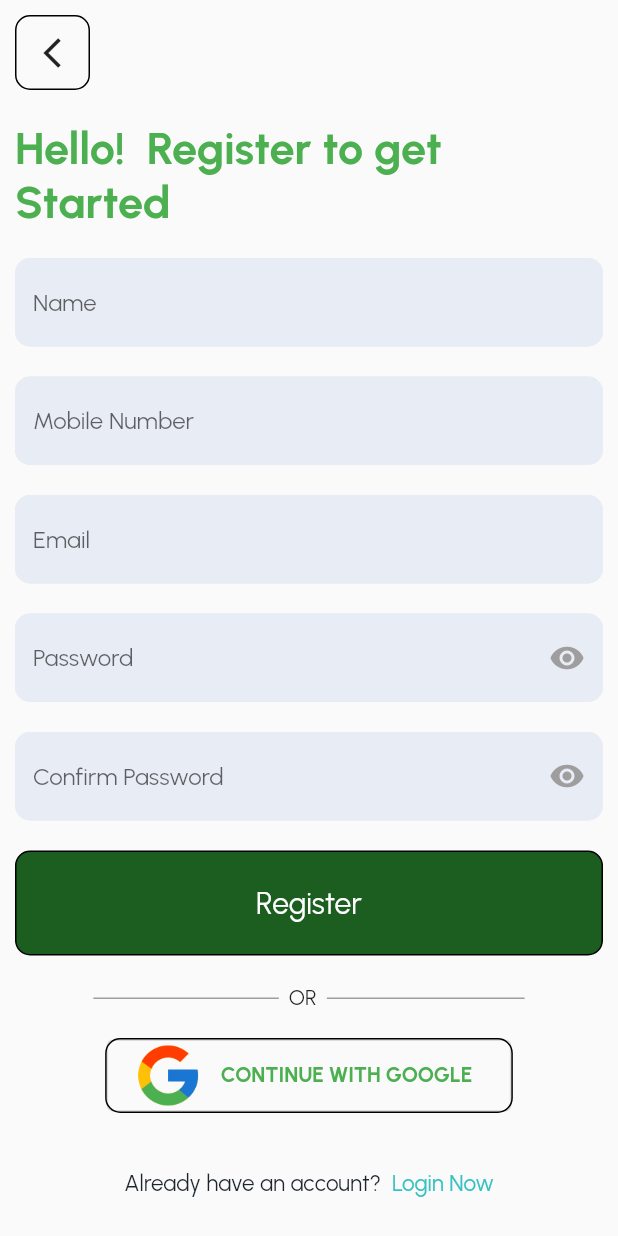
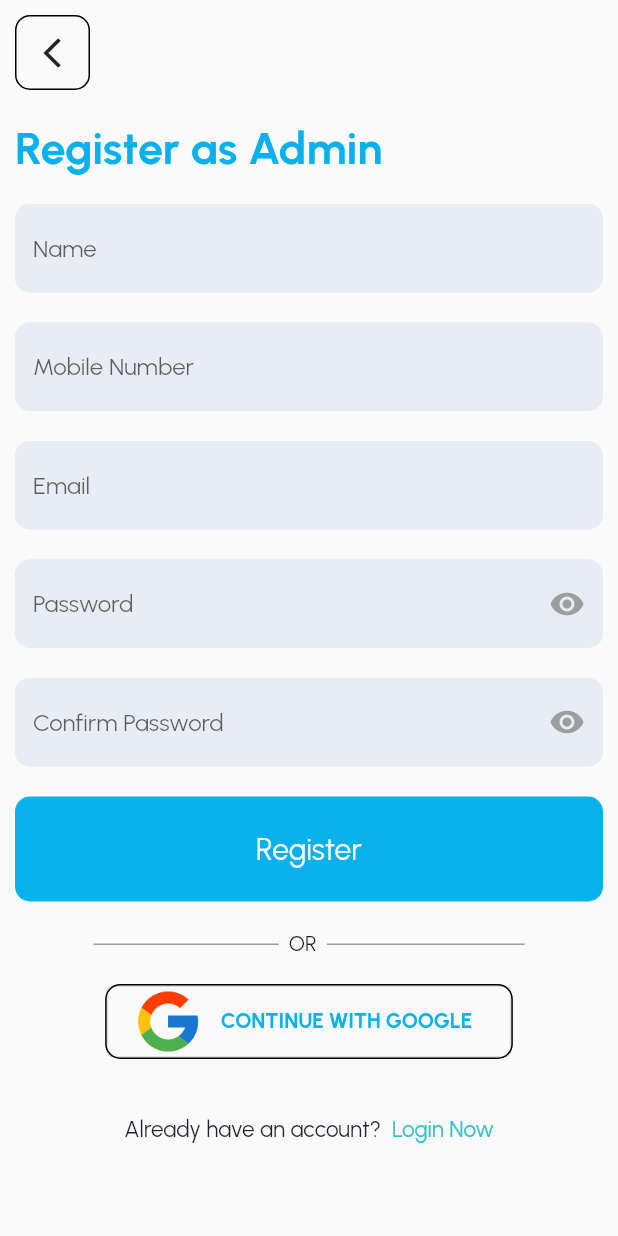
Before and after one commit to arishqureshi27/CashTrash-Admin, a Flutter app: the screen it shows after launch, after a tap on "Register", on a phone screen of 412 x 824 dp. Run offline on Flutter 3.47's test engine with Material 2 defaults, Android fonts, the phone set to English and light mode, and no system bars; our stand-ins replace firebase_auth, firebase_core, google_fonts, google_sign_in, lottie; accounts and stored records are empty.

Commit message:
second Commit

```diff
--- a/lib/main.dart
+++ b/lib/main.dart
@@ -22,7 +22,7 @@ class MyApp extends StatelessWidget {
   Widget build(BuildContext context) {
     return MaterialApp(
       debugShowCheckedModeBanner: false,
-      title: 'Flutter Demo',
+      title: 'Admin App',
       theme: ThemeData(
         textTheme: GoogleFonts.urbanistTextTheme(),
         primarySwatch: Colors.blue,
--- a/lib/screens/signup_signin/signup_screen.dart
+++ b/lib/screens/signup_signin/signup_screen.dart
@@ -48,11 +48,11 @@ class _SignUpScreenState extends State<SignUpScreen> {
                       }),
                 ),
               ),
-              const Padding(
+               Padding(
                 padding: EdgeInsets.all(10.0),
-                child: Text("Hello!  Register to get \nStarted",
+                child: Text("Register as Admin",
                     style: TextStyle(
-                      color: Colors.green,
+                      color: Color(0xFF09B1EC),
                       fontSize: 30,
                       fontWeight: FontWeight.bold,
                     )),
@@ -84,7 +84,7 @@ class _SignUpScreenState extends State<SignUpScreen> {
               ),
               CustomizedButton(
                 buttonText: "Register",
-                buttonColor: Colors.green.shade900,
+                buttonColor: Color(0xFF09B1EC),
                 textColor: Colors.white,
                 onPressed: () async {
                   try {
@@ -99,7 +99,7 @@ class _SignUpScreenState extends State<SignUpScreen> {
                                       Navigator.pop(context);
                                     },
                                     style: ElevatedButton.styleFrom(
-                                        backgroundColor: Colors.green[400]),
+                                        backgroundColor: Color(0xFF09B1EC)),
                                     child: const Text('OK'))
                               ],
                             ));
@@ -180,7 +180,7 @@ class _SignUpScreenState extends State<SignUpScreen> {
                                   style: TextStyle(
                                     fontSize: 14.0,
                                     fontWeight: FontWeight.bold,
-                                    color: Colors.green,
+                                    color: Color(0xFF09B1EC),
                                   ),
                                 ),
                               ),
--- a/lib/screens/signup_signin/welcome_screen.dart
+++ b/lib/screens/signup_signin/welcome_screen.dart
@@ -13,7 +13,7 @@ class WelcomeScreen extends StatelessWidget {
           height: MediaQuery.of(context).size.height,
           width: double.infinity,
           decoration: const BoxDecoration(
-              image: DecorationImage(image: AssetImage("assets/bg1.jpg"))),
+              image: DecorationImage(image: AssetImage("ct_bgAdmin.png"))),
           child: Column(
             mainAxisAlignment: MainAxisAlignment.end,
             children: [
@@ -25,8 +25,8 @@ class WelcomeScreen extends StatelessWidget {
               ),
               const SizedBox(height: 150),
               CustomizedButton(
-                buttonText: "Login",
-                buttonColor: Colors.green.shade900,
+                buttonText: "Login as Admin",
+                buttonColor: Color(0xFF09B1EC),
                 textColor: Colors.white,
                 onPressed: () {
                   Navigator.pushNamed(context, '/login-page');
@@ -35,7 +35,7 @@ class WelcomeScreen extends StatelessWidget {
               CustomizedButton(
                 buttonText: "Register",
                 buttonColor: Colors.white,
-                textColor: Colors.green.shade900,
+                textColor: Color(0xFF09B1EC),
                 onPressed: () {
                   Navigator.pushNamed(context, '/register-page');
                 },
--- a/lib/widgets/customized_button.dart
+++ b/lib/widgets/customized_button.dart
@@ -24,7 +24,7 @@ class CustomizedButton extends StatelessWidget {
             width: MediaQuery.of(context).size.width,
             decoration: BoxDecoration(
                 color: buttonColor,
-                border: Border.all(width: 1, color: Colors.black),
+                border: Border.all(width: 1, color: Color(0xFF09B1EC)),
                 borderRadius: BorderRadius.circular(10)),
             child: Center(
                 child: Text(
```
Also changed, not shown: lib/screens/dashboard_screens/dashboard.dart (+17 -19 lines), lib/screens/dashboard_screens/homescreen.dart (+8 -4 lines), lib/screens/signup_signin/login_screen.dart (+6 -6 lines), lib/widgets/drawer.dart (+20 -18 lines), assets/ct_bgAdmin.png (added), assets/logo_ct.png (added).
